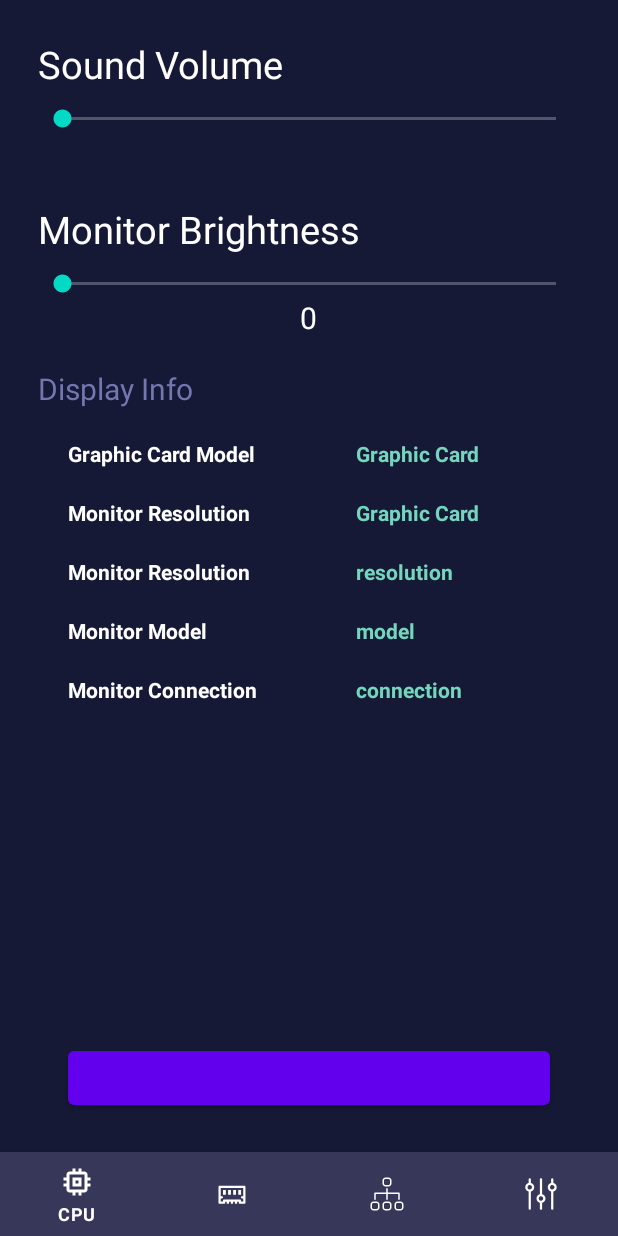
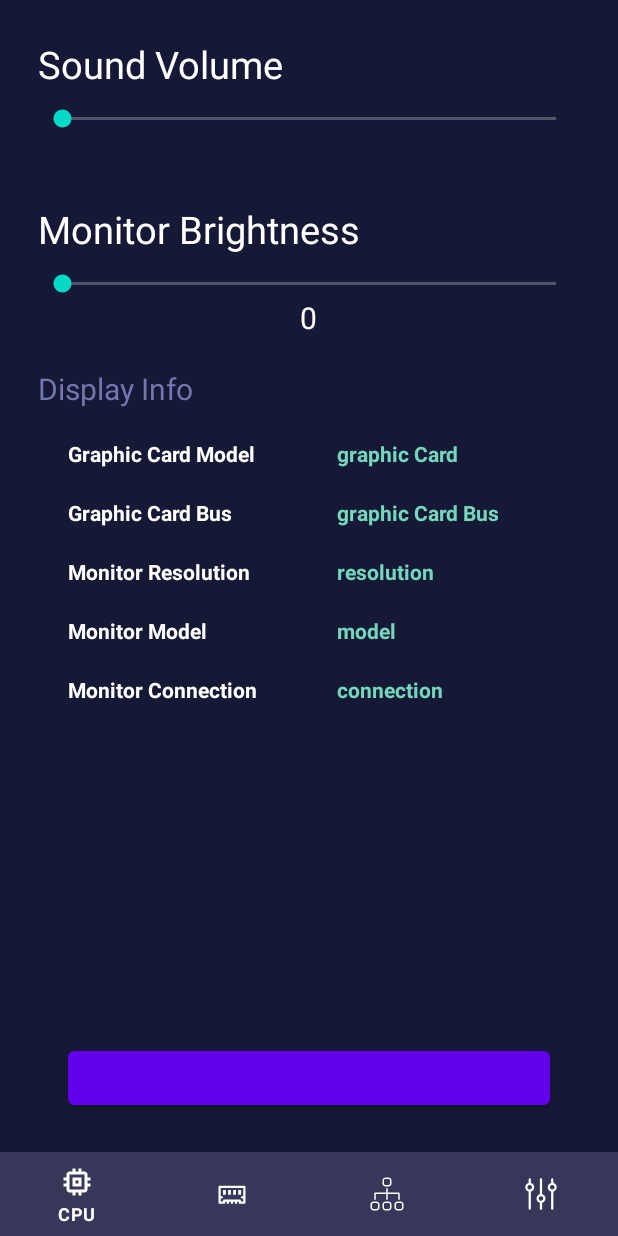
Before and after one commit to HarryZixuan/proformanceMonitor, an Android app: the fragment SoundFragment placed in its activity, on a phone screen of 412 x 824 dp. Run offline under Robolectric (Android 15) with nearby library versions, the phone set to English and light mode, and no system bars; libraries missing offline, so code that uses them is left out: com.ebanx.swipebtn, com.jjoe64.graphview; plain views replace SwipeButton; 46 statements that could not run were skipped.

Commit message:
minor changes

```diff
--- a/app/src/main/java/com/example/proformancemonitor/CPUFragment.java
+++ b/app/src/main/java/com/example/proformancemonitor/CPUFragment.java
@@ -176,13 +176,13 @@ public class CPUFragment extends Fragment {
                         public void run() {
                             tv_cpuUsage.setText(cpuUsage);
 
-                            //some system, ex, MacOS cannot get cpu temperature
+                            //some system cannot get cpu temperature
                             //add try catch to handle the exception
                             double cpuTemper;
                             try {
                                 cpuTemper = Double.parseDouble(cpuUsageList.get(1));
                             } catch (Exception e) {
-                                cpuTemper = 1;
+                                cpuTemper = 0;
                             }
 
                             addGraphViewEntry(Double.parseDouble(cpuUsageList.get(0)), cpuTemper);
@@ -209,6 +209,4 @@ public class CPUFragment extends Fragment {
 
     }
 
-
-
 }
--- a/app/src/main/res/layout/fragment_sound.xml
+++ b/app/src/main/res/layout/fragment_sound.xml
@@ -110,7 +110,7 @@
                 android:padding="10sp"
                 android:textSize="14sp"
                 android:layout_weight="2"
-                android:text="Graphic Card"
+                android:text="graphic Card"
                 android:textColor="@color/lightGreen"
                 android:textStyle="bold" />
         </TableRow>
@@ -123,7 +123,7 @@
                 android:padding="10sp"
                 android:textSize="14sp"
                 android:layout_weight="2"
-                android:text="Monitor Resolution"
+                android:text="Graphic Card Bus"
                 android:textColor="@android:color/white"
                 android:textStyle="bold" />
             <TextView
@@ -134,7 +134,7 @@
                 android:padding="10sp"
                 android:textSize="14sp"
                 android:layout_weight="2"
-                android:text="Graphic Card"
+                android:text="graphic Card Bus"
                 android:textColor="@color/lightGreen"
                 android:textStyle="bold" />
         </TableRow>
```
